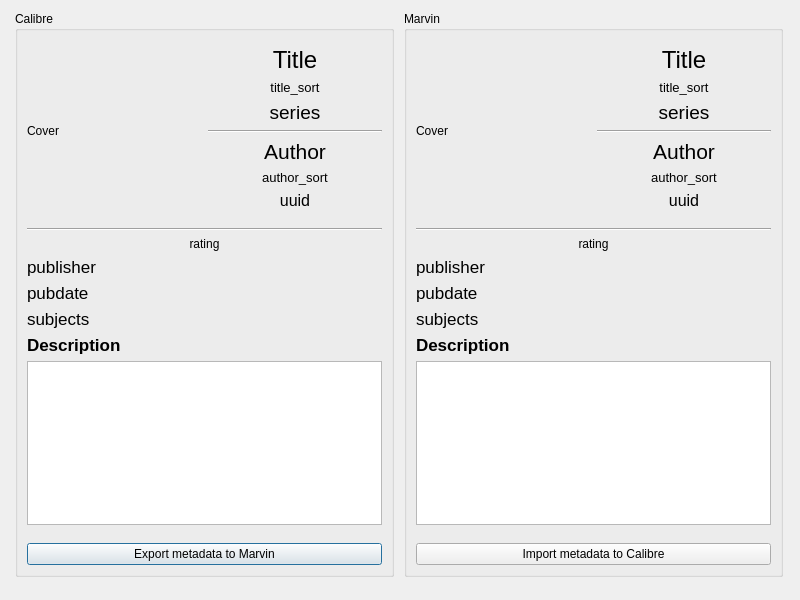
Qt form dialogs/view_metadata.ui (Philantrop/calibre-marvin-manager) before a commit.
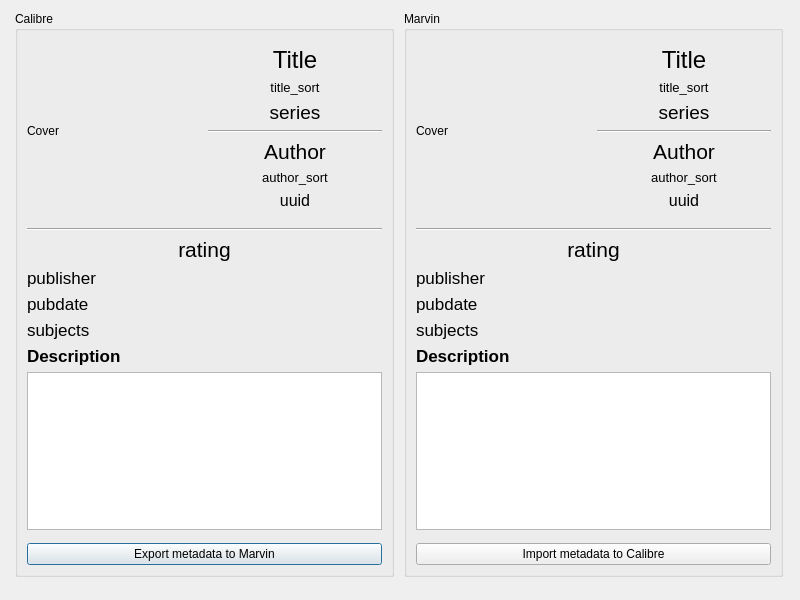
The same form after that commit. Icons and pictures are not drawn.

Commit message: Increase point size of stars from 13 to 16

Patch:
```diff
--- a/dialogs/view_metadata.ui
+++ b/dialogs/view_metadata.ui
@@ -187,6 +187,12 @@
         </item>
         <item>
          <widget class="QLabel" name="calibre_rating">
+          <property name="font">
+           <font>
+            <family>Lucida Grande</family>
+            <pointsize>16</pointsize>
+           </font>
+          </property>
           <property name="text">
            <string>rating</string>
           </property>
@@ -479,6 +485,12 @@
         </item>
         <item>
          <widget class="QLabel" name="marvin_rating">
+          <property name="font">
+           <font>
+            <family>Lucida Grande</family>
+            <pointsize>16</pointsize>
+           </font>
+          </property>
           <property name="text">
            <string>rating</string>
           </property>
```
